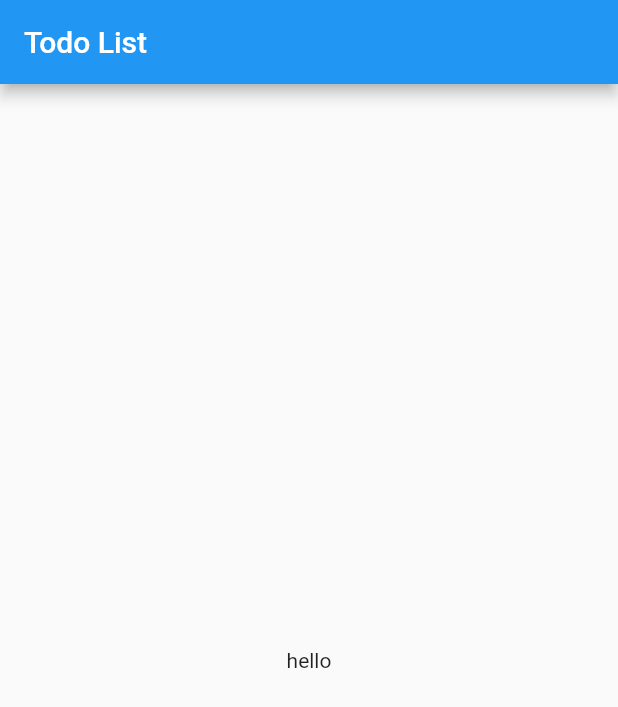
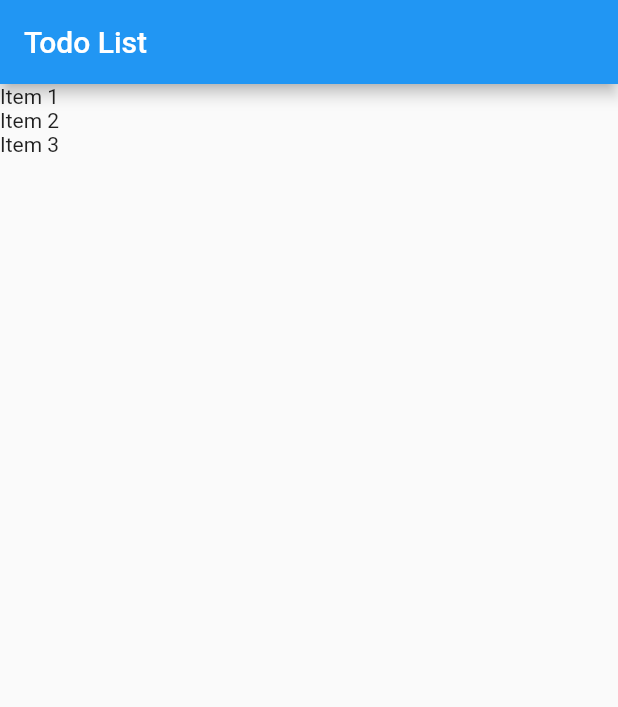
Before and after one commit to douglazsilva/todo, a Flutter app: the screen it shows after launch, on a phone screen of 412 x 824 dp. Shown: the top 707 px of the screen. Run offline on Flutter 3.47's test engine with Material 2 defaults, Android fonts, the phone set to English and light mode, and no system bars.

Commit message:
adicionando listview

```diff
--- a/lib/main.dart
+++ b/lib/main.dart
@@ -1,4 +1,5 @@
 import 'package:flutter/material.dart';
+import 'models/item.dart';
 
 void main() => runApp(App());
 
@@ -16,17 +17,31 @@ class App extends StatelessWidget {
   }
 }
 
-class HomePage extends StatelessWidget {
+class HomePage extends StatefulWidget {
+  var items = new List<Item>();
+  HomePage() {
+    items = [];
+    items.add(Item(title: 'Item 1', done: false));
+    items.add(Item(title: 'Item 2', done: true));
+    items.add(Item(title: 'Item 3', done: false));
+  }
+
+  @override
+  _HomePageState createState() => _HomePageState();
+}
+
+class _HomePageState extends State<HomePage> {
   @override
   Widget build(BuildContext context) {
     return Scaffold(
       appBar: AppBar(
         title: Text('Todo List'),
       ),
-      body: Container(
-        child: Center(
-          child: Text('hello'),
-        ),
+      body: ListView.builder(
+        itemCount: widget.items.length,
+        itemBuilder: (BuildContext context, int index) {
+          return Text(widget.items[index].title);
+        },
       ),
     );
   }
```
